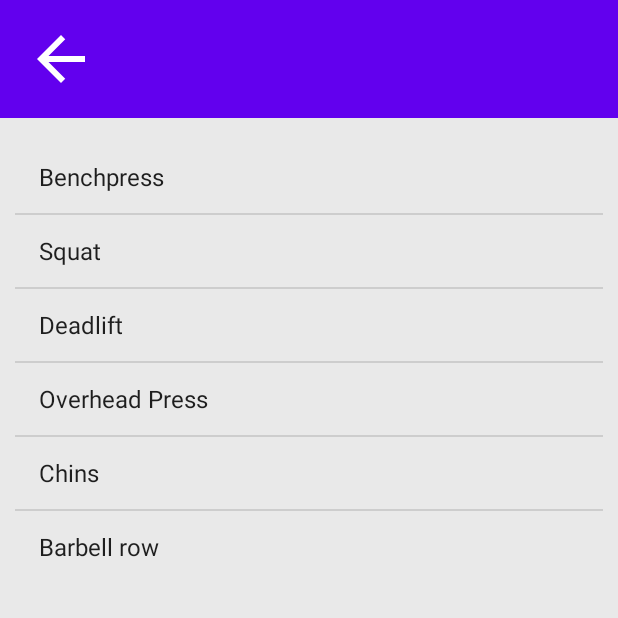
After one commit to frittblas/AgileProject, an Android app: the ShowProgramActivity screen opened directly, with no data from a screen before it, on a phone screen of 412 x 824 dp, the top half of it. The commit adds this screen. Run offline under Robolectric (Android 15) with nearby library versions, the phone set to English and light mode, and no system bars; our stand-ins replace Volley; network calls fail.

Commit message:
Base for ShowProgram is done

```diff
--- a/app/src/main/AndroidManifest.xml
+++ b/app/src/main/AndroidManifest.xml
@@ -11,6 +11,9 @@
         android:roundIcon="@mipmap/ic_launcher_round"
         android:supportsRtl="true"
         android:theme="@style/Theme.AgileProject">
+        <activity
+            android:name=".ShowProgramActivity"
+            android:exported="true" />
         <activity
             android:name=".SelectProgramActivity"
             android:exported="true" />
--- a/app/src/main/java/se/hkr/agileproject/SelectProgramActivity.java
+++ b/app/src/main/java/se/hkr/agileproject/SelectProgramActivity.java
@@ -37,6 +37,15 @@ public class SelectProgramActivity extends AppCompatActivity {
         currentUser = myIntent.getStringExtra("username");
     }
 
+    public void switchActivity(String name, String selectedProgram) {
+
+        Intent myIntent = new Intent(this, ShowProgramActivity.class);
+        myIntent.putExtra("username", name);
+        myIntent.putExtra("program", selectedProgram);
+        startActivity(myIntent);
+
+    }
+
     public void onClickBack(View v) {
         finish();
     }
@@ -53,6 +62,7 @@ public class SelectProgramActivity extends AppCompatActivity {
             @Override
             public void onItemClick(AdapterView<?> parent, View view, int position, long id) {
                 String selectedItem = (String) parent.getItemAtPosition(position);
+                switchActivity(currentUser, selectedItem);
                 Toast.makeText(getApplicationContext(), "You selected: " + selectedItem, Toast.LENGTH_SHORT).show();
             }
         });
--- /dev/null
+++ b/app/src/main/java/se/hkr/agileproject/ShowProgramActivity.java
@@ -0,0 +1,126 @@
+package se.hkr.agileproject;
+
+import androidx.appcompat.app.AppCompatActivity;
+
+import android.content.Intent;
+import android.os.Bundle;
+import android.view.View;
+import android.widget.AdapterView;
+import android.widget.ArrayAdapter;
+import android.widget.ListView;
+import android.widget.TextView;
+import android.widget.Toast;
+
+import com.android.volley.Request;
+import com.android.volley.RequestQueue;
+import com.android.volley.Response;
+import com.android.volley.VolleyError;
+import com.android.volley.toolbox.StringRequest;
+import com.android.volley.toolbox.Volley;
+
+import java.util.ArrayList;
+import java.util.Arrays;
+import java.util.List;
+
+public class ShowProgramActivity extends AppCompatActivity {
+
+    // Kvar att göra:
+    // Lös så du kan skicka in 2 listor i arrayadaptern
+    // Ändra så de knapparna ej blir fjädrande
+    // Lägg till en start workout knapp
+
+    String currentUser;
+    String selectedProgram;
+    List<String> dataList = new ArrayList<>();
+
+    @Override
+    protected void onCreate(Bundle savedInstanceState) {
+        //getExercisesAsync();
+        super.onCreate(savedInstanceState);
+        setContentView(R.layout.activity_show_program);
+
+        Intent myIntent = getIntent();
+        currentUser = myIntent.getStringExtra("username");
+        selectedProgram = myIntent.getStringExtra("program");
+        TextView program = (TextView) findViewById(R.id.activityName);
+        program.setText(selectedProgram);
+
+        // testvalues
+        dataList.add("Benchpress");
+        dataList.add("3");
+        dataList.add("12");
+        dataList.add("Squat");
+        dataList.add("3");
+        dataList.add("10");
+        dataList.add("Deadlift");
+        dataList.add("3");
+        dataList.add("8");
+        dataList.add("Overhead Press");
+        dataList.add("3");
+        dataList.add("12");
+        dataList.add("Chins");
+        dataList.add("3");
+        dataList.add("10");
+        dataList.add("Barbell row");
+        dataList.add("3");
+        dataList.add("8");
+
+        // move this to onResponse when php scripts is ready
+        List<String> repsSetsList = repsSetsList(dataList);
+        List<String> exerciseList = getExerciseList(dataList);
+        populateList(exerciseList);
+    }
+
+    public void onClickBack(View v) {
+        finish();
+    }
+
+    // create separate reps and sets list from dataList
+    public static List<String> repsSetsList(List<String> data) {
+        List<String> repsSetsList = new ArrayList<>();
+        char x = 'x';
+        for (int i = 0; i < data.size(); i = i + 3) {
+            String rs = data.get(i + 1)  + x + data.get(i + 2);
+            repsSetsList.add(rs);
+        }
+        return repsSetsList;
+    }
+
+    // create separate exercise list from dataList
+    public List<String> getExerciseList (List<String> data) {
+        List<String> exerciseList = new ArrayList<>();
+        for (int i = 0; i < data.size(); i = i + 3) {
+            exerciseList.add(data.get(i));
+        }
+        return exerciseList;
+    }
+
+    public void populateList(List<String> exerciseList) {
+        ListView listView = (ListView) findViewById(R.id.listview);
+
+        // Using androids template = (this, android.R.layout.selectable_list, programList);
+        ArrayAdapter<String> arrayAdapter = new ArrayAdapter<String>
+                (this, android.R.layout.simple_list_item_1, exerciseList);
+        listView.setAdapter(arrayAdapter);
+    }
+
+    public void getExercisesAsync() {
+
+        RequestQueue queue = Volley.newRequestQueue(this);
+        String url = "https://frittblas.se/agileproject/getprograms.php";
+
+        StringRequest stringRequest = new StringRequest(Request.Method.GET, url,
+                new Response.Listener<String>() {
+                    @Override
+                    public void onResponse(String response) {
+                        dataList = Arrays.asList(response.split(";"));
+                    }
+                }, new Response.ErrorListener() {
+            @Override
+            public void onErrorResponse(VolleyError error) {
+                Toast.makeText(getApplicationContext(), "Something went wrong!", Toast.LENGTH_SHORT).show();
+            }
+        });
+        queue.add(stringRequest);
+    }
+}
--- /dev/null
+++ b/app/src/main/res/layout/activity_show_program.xml
@@ -0,0 +1,71 @@
+<?xml version="1.0" encoding="utf-8"?>
+<androidx.constraintlayout.widget.ConstraintLayout xmlns:android="http://schemas.android.com/apk/res/android"
+    xmlns:app="http://schemas.android.com/apk/res-auto"
+    xmlns:tools="http://schemas.android.com/tools"
+    android:layout_width="match_parent"
+    android:layout_height="match_parent"
+    android:background="@color/Gray_3"
+    tools:context=".ShowProgramActivity"
+    tools:ignore="ExtraText">
+
+    <androidx.constraintlayout.widget.ConstraintLayout
+        android:id="@+id/layoutHeader"
+        android:layout_width="match_parent"
+        android:layout_height="wrap_content"
+        android:background="@color/purple_500"
+        android:padding="15dp"
+        app:layout_constraintBaseline_toTopOf="parent"
+        app:layout_constraintEnd_toEndOf="parent"
+        app:layout_constraintHorizontal_bias="0.0"
+        app:layout_constraintStart_toStartOf="parent"
+        app:layout_constraintTop_toTopOf="parent">
+
+        <androidx.appcompat.widget.AppCompatButton
+            android:id="@+id/btnBack"
+            android:layout_width="48dp"
+            android:layout_height="48dp"
+            android:layout_marginStart="1dp"
+            android:background="@drawable/ic_baseline_arrow_back_24"
+            android:onClick="onClickBack"
+            app:layout_constraintBottom_toBottomOf="parent"
+            app:layout_constraintStart_toStartOf="parent"
+            app:layout_constraintTop_toTopOf="parent"
+            tools:ignore="MissingConstraints,SpeakableTextPresentCheck" />
+
+        <TextView
+            android:id="@+id/activityName"
+            android:layout_width="wrap_content"
+            android:layout_height="wrap_content"
+            android:layout_marginStart="20dp"
+            android:textColor="@color/white"
+            android:textSize="25sp"
+            app:layout_constraintBottom_toBottomOf="parent"
+            app:layout_constraintStart_toEndOf="@+id/btnBack"
+            app:layout_constraintTop_toTopOf="parent"
+            tools:ignore="MissingConstraints" />
+
+    </androidx.constraintlayout.widget.ConstraintLayout>
+
+    <!--In Relativelayout we change bgcolor-->
+    <RelativeLayout
+        android:id="@+id/rl"
+        android:layout_width="match_parent"
+        android:layout_height="match_parent"
+        android:layout_marginTop="84dp"
+        android:background="@color/Gray_3"
+        android:padding="10dp"
+        app:layout_constraintBottom_toBottomOf="parent"
+        app:layout_constraintTop_toTopOf="@+id/layoutHeader"
+        tools:context=".ShowProgramActivity"
+        tools:ignore="RedundantNamespace"
+        tools:layout_editor_absoluteX="0dp">
+
+        <!--In Listview we change bgcolor for buttons in list-->
+        <ListView
+            android:id="@+id/listview"
+            android:layout_width="wrap_content"
+            android:layout_height="wrap_content"
+            android:background="@color/Gray_3" />
+    </RelativeLayout>
+
+</androidx.constraintlayout.widget.ConstraintLayout>
```
